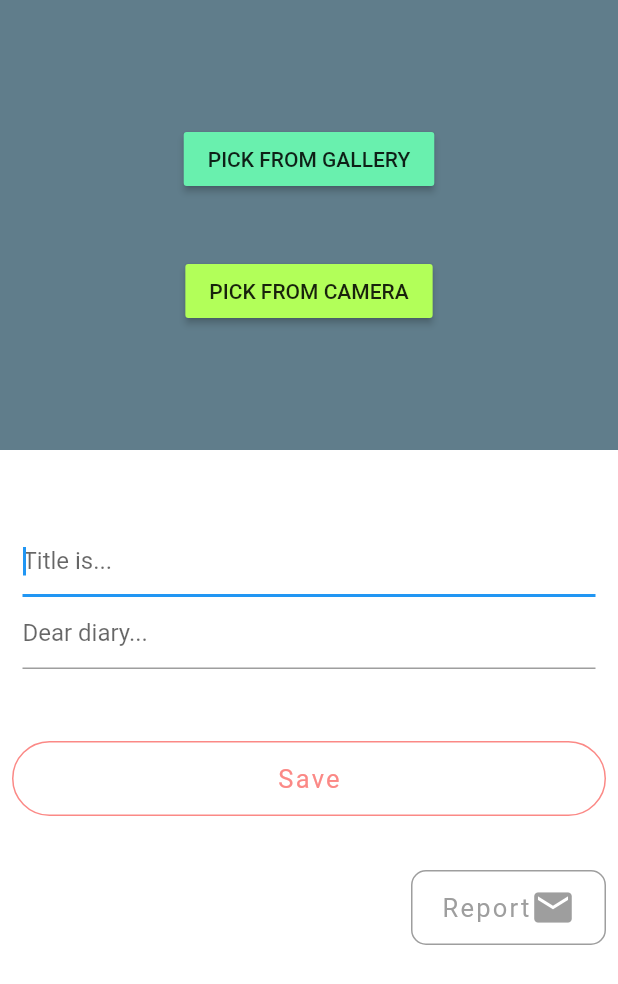
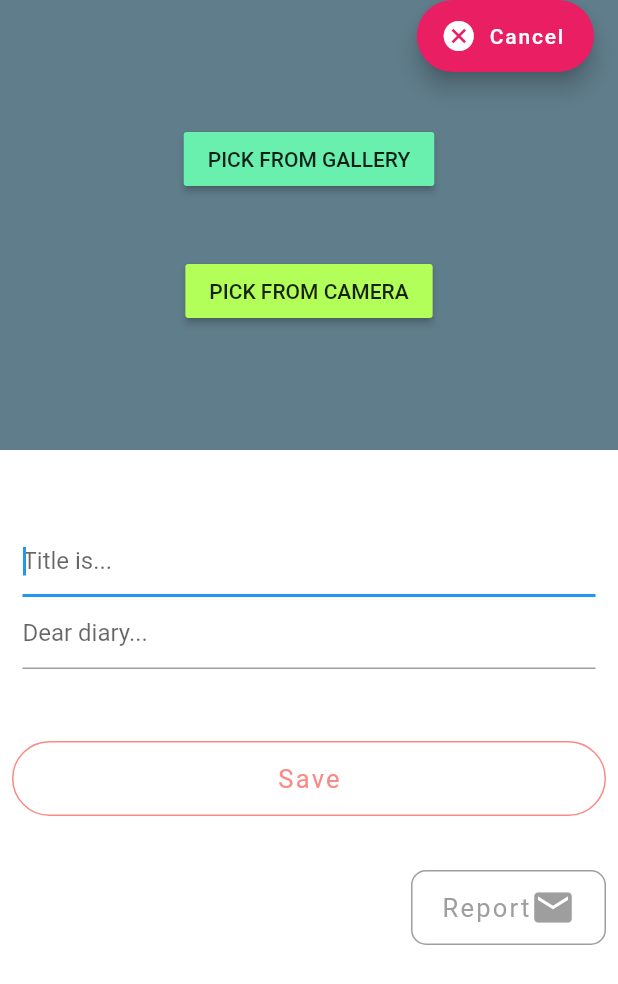
Before and after one commit to wardsquid/journal, a Flutter app: the DiaryEntryView screen opened directly, after a tap on "Edit", on a phone screen of 412 x 824 dp. Shown: the top 984 px of the screen. Run offline on Flutter 3.47's test engine with Material 2 defaults, Android fonts, the phone set to English and light mode, and no system bars; our stand-ins replace cloud_firestore, datetime_picker_formfield, firebase_auth, firebase_core, firebase_messaging, firebase_storage and 6 more; missing offline and left inert: exif, firebase_ml_vision, linkable; accounts and stored records are empty; network calls fail; Roboto replaces fonts that are missing (Poppins).

Commit message:
Activated Cancel Button

```diff
--- a/lib/views/DiaryEntryView.dart
+++ b/lib/views/DiaryEntryView.dart
@@ -63,6 +63,8 @@ class _DiaryEntryViewState extends State<DiaryEntryView> {
 
   String entryText = "";
   String titleText = "";
+  String tempTitleText = "";
+  String tempEntryText = "";
   File _image;
   String _bucketUrl = '';
   // Firebase Related initializations (via managers/Firebase.dart)
@@ -71,13 +73,6 @@ class _DiaryEntryViewState extends State<DiaryEntryView> {
   final FirebaseStorage _storage = getStorage();
   // Future<DocumentSnapshot> _currentDoc;
 
-  //
-  Map<String, dynamic> entryInfo = {
-    "doc_id": "",
-    "title": "",
-    "timestamp": "",
-    "content": {"image": false, "text": ""},
-  };
   final Uri _emailLaunchUri = Uri(
       scheme: 'mailto',
       path: 'teamwardsquid@gmail.com',
@@ -233,79 +228,50 @@ class _DiaryEntryViewState extends State<DiaryEntryView> {
   }
 
   Widget _getFloatingButton() {
-// <<<<<<< HEAD
-    if (_isEditingText == true ||
-        _image == null && titleText == "" && entryText == "") {
-      return Container();
-// =======
-//     // if (_isEditingText == true ||
-//     //     _image == null && titleText == "" && entryText == "") {
-//     //   return Container();
-//     // } else {
-//     return FloatingActionButton.extended(
-//       onPressed: () => {
-//         if (_isEditingText && widget.documentId != "")
-//           {
-//             setState(() {
-//               _isEditingText = false;
-//               buttonText = "Edit";
-//               titleText = tempTitleText;
-//               entryText = tempEntryText;
-//               _image = tempImage;
-//               _textEditingController = TextEditingController(text: entryText);
-//               _titleEditingController = TextEditingController(text: titleText);
-//             })
-//           }
-//         else
-//           {
-//             MainView.of(context).documentIdReference = "",
-//             widget.documentId = "",
-//             setState(() {
-//               titleText = '';
-//               entryText = '';
-//               _textEditingController = TextEditingController(text: entryText);
-//               _titleEditingController = TextEditingController(text: titleText);
-//               _image = null;
-//               buttonText = "Edit";
-//               _isEditingText = false;
-//             })
-//           },
-//       },
-//       label: _isEditingText ? Text("Cancel") : Text("New"),
-//       backgroundColor: Colors.pink,
-//       icon: _isEditingText ? Icon(Icons.cancel) : Icon(Icons.add),
-//     );
-//     // }
-//   }
-
-//   _addNewEntry() {
-//     String img64;
-//     if (_image != null) {
-//       final bytes = _image.readAsBytesSync();
-//       img64 = base64Encode(bytes);
-// >>>>>>> 2e32b9f4020da84dc377d9572fc0dbdf586fb984
-    } else {
     return FloatingActionButton.extended(
       onPressed: () => {
-          MainView.of(context).documentIdReference = "",
-          widget.documentId = "",
+        if (_isEditingText && widget.documentId != "")
+          {
             setState(() {
-            _bucketUrl = '';
+              _isEditingText = false;
+              buttonText = "Edit";
+              titleText = tempTitleText;
+              entryText = tempEntryText;
+              _textEditingController = TextEditingController(text: entryText);
+              _titleEditingController = TextEditingController(text: titleText);
+            })
+          }
+        else if (_isEditingText && widget.documentId == "")
+          {
+            setState(() {
               titleText = '';
               entryText = '';
               _textEditingController = TextEditingController(text: entryText);
               _titleEditingController = TextEditingController(text: titleText);
               _image = null;
-            entryInfo["doc_id"] = "";
+              buttonText = "Edit";
+              _isEditingText = false;
+            })
+          }
+        else
+          {
+            MainView.of(context).documentIdReference = "",
+            widget.documentId = "",
+            setState(() {
+              titleText = '';
+              entryText = '';
+              _textEditingController = TextEditingController(text: entryText);
+              _titleEditingController = TextEditingController(text: titleText);
+              _image = null;
+              buttonText = "Save";
               _isEditingText = true;
             })
           },
-        tooltip: 'Another New Entry',
-        label: Text("New"),
+      },
+      label: _isEditingText ? Text("Cancel") : Text("New"),
       backgroundColor: Colors.pink,
-        icon: Icon(Icons.add),
+      icon: _isEditingText ? Icon(Icons.cancel) : Icon(Icons.add),
     );
-    }
   }
 
   Future<void> _addNewEntry() {
@@ -484,6 +450,10 @@ class _DiaryEntryViewState extends State<DiaryEntryView> {
                   alignment: FractionalOffset.bottomRight,
                   child: TextButton(
                     onPressed: () {
+                      setState(() {
+                        tempTitleText = titleText;
+                        tempEntryText = entryText;
+                      });
                       if (_isEditingText) {
                         if (_image == null &&
                             titleText == "" &&
```
Lines whose indentation alone changed are shown as unchanged.
